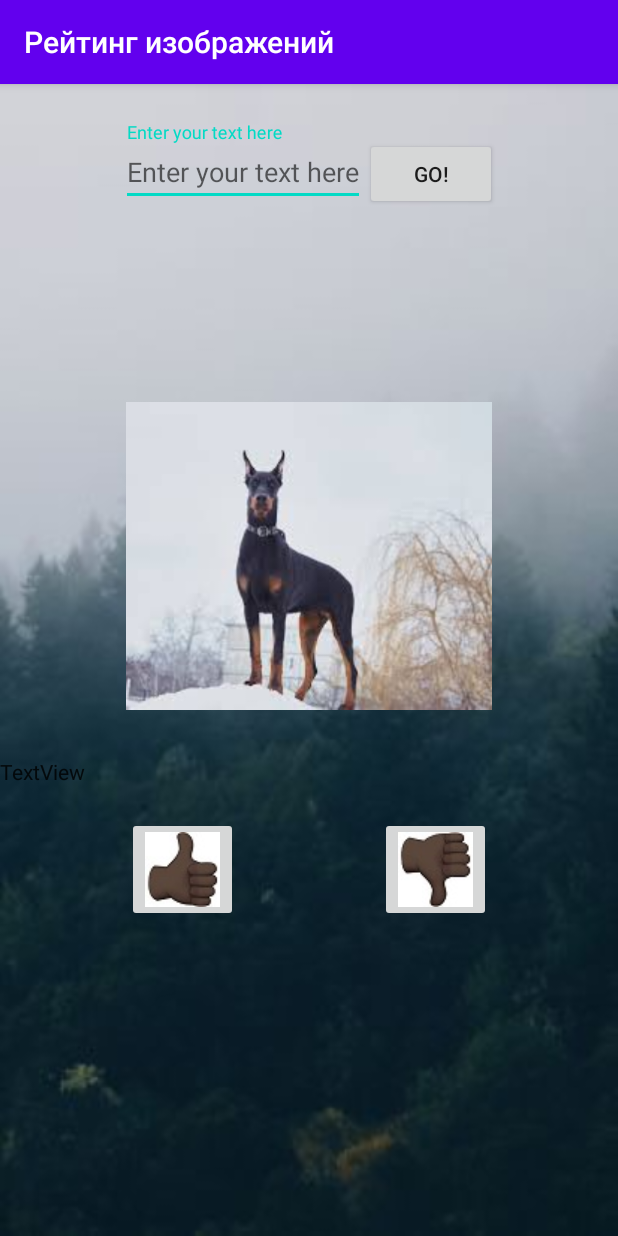
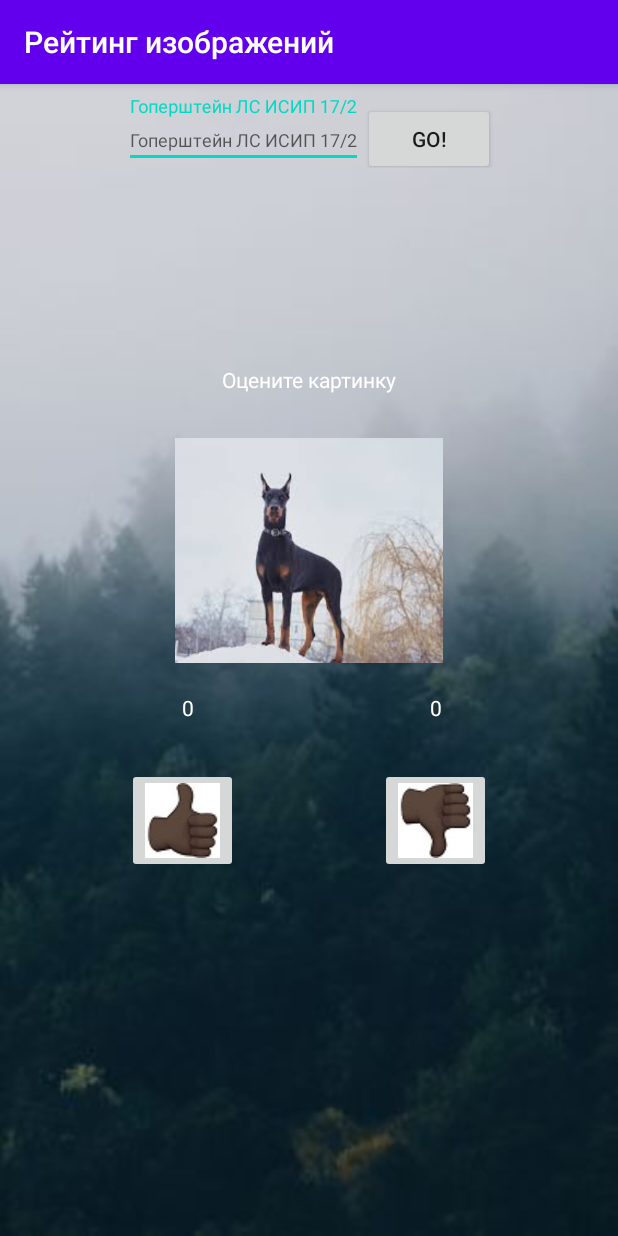
Before and after one commit to zxcinsomniazxc/ratingcounter, an Android app: the screen it shows after launch (MainActivity), on a phone screen of 412 x 824 dp. Run offline under Robolectric (Android 15) with nearby library versions, the light colour scheme and no system bars.

Commit message:
updating_application_files

```diff
--- a/app/src/main/java/com/example/rating/MainActivity.java
+++ b/app/src/main/java/com/example/rating/MainActivity.java
@@ -3,12 +3,36 @@ package com.example.rating;
 import androidx.appcompat.app.AppCompatActivity;
 
 import android.os.Bundle;
+import android.view.View;
+import android.widget.TextView;
+import android.widget.Toast;
 
 public class MainActivity extends AppCompatActivity {
+
+    TextView like_count;
+    TextView dislike_count;
+    private int like_counter = 0;
+    private int dislike_counter = 0;
 
     @Override
     protected void onCreate(Bundle savedInstanceState) {
         super.onCreate(savedInstanceState);
         setContentView(R.layout.activity_main);
     }
+
+    public void onClickLike (View view)  {
+        TextView alert = (TextView)findViewById(R.id.alert);
+        alert.setText("Вам понравилась картинка");
+        TextView like_count = (TextView)findViewById(R.id.like_count);
+        like_counter++;
+        like_count.setText(String.valueOf(like_counter));
+    }
+
+    public void onClickDislike (View view)  {
+        TextView alert = (TextView)findViewById(R.id.alert);
+        alert.setText("Вам не понравилась картинка");
+        TextView dislike_count = (TextView)findViewById(R.id.dislike_count);
+        dislike_counter++;
+        dislike_count.setText(String.valueOf(dislike_counter));
+    }
 }
--- a/app/src/main/res/layout/activity_main.xml
+++ b/app/src/main/res/layout/activity_main.xml
@@ -5,13 +5,14 @@
     android:layout_width="match_parent"
     android:layout_height="match_parent"
     android:background="@drawable/bground"
+    android:onClick="onClickDislike"
     tools:context=".MainActivity">
 
     <LinearLayout
         android:id="@+id/linear1"
         android:layout_width="wrap_content"
         android:layout_height="wrap_content"
-        android:layout_marginTop="25dp"
+        android:layout_marginTop="8dp"
         android:orientation="horizontal"
         app:layout_constraintEnd_toEndOf="parent"
         app:layout_constraintStart_toStartOf="parent"
@@ -27,7 +28,8 @@
             <com.google.android.material.textfield.TextInputEditText
                 android:layout_width="wrap_content"
                 android:layout_height="wrap_content"
-                android:hint="@string/edit_message" />
+                android:hint="@string/edit_message"
+                android:textSize="12sp" />
 
         </com.google.android.material.textfield.TextInputLayout>
 
@@ -49,12 +51,12 @@
         app:layout_constraintEnd_toEndOf="parent"
         app:layout_constraintStart_toStartOf="parent"
         app:layout_constraintTop_toBottomOf="@+id/linear1"
-        app:layout_constraintVertical_bias="0.26">
+        app:layout_constraintVertical_bias="0.32">
 
         <ImageView
             android:id="@+id/imageView"
-            android:layout_width="244dp"
-            android:layout_height="228dp"
+            android:layout_width="300dp"
+            android:layout_height="150dp"
             app:srcCompat="@drawable/dog" />
     </FrameLayout>
 
@@ -62,7 +64,7 @@
         android:id="@+id/like"
         android:layout_width="wrap_content"
         android:layout_height="wrap_content"
-        android:layout_marginTop="60dp"
+        android:layout_marginTop="70dp"
         app:layout_constraintEnd_toEndOf="parent"
         app:layout_constraintHorizontal_bias="0.25"
         app:layout_constraintStart_toStartOf="parent"
@@ -72,6 +74,11 @@
             android:id="@+id/imageButton2"
             android:layout_width="wrap_content"
             android:layout_height="wrap_content"
+            android:onClick="onClickLike"
+            app:layout_constraintBottom_toBottomOf="parent"
+            app:layout_constraintEnd_toEndOf="parent"
+            app:layout_constraintStart_toStartOf="parent"
+            app:layout_constraintTop_toTopOf="parent"
             app:srcCompat="@drawable/like" />
     </androidx.constraintlayout.widget.ConstraintLayout>
 
@@ -79,7 +86,7 @@
         android:id="@+id/dislike"
         android:layout_width="wrap_content"
         android:layout_height="wrap_content"
-        android:layout_marginTop="60dp"
+        android:layout_marginTop="70dp"
         app:layout_constraintEnd_toEndOf="parent"
         app:layout_constraintHorizontal_bias="0.75"
         app:layout_constraintStart_toStartOf="parent"
@@ -89,24 +96,48 @@
             android:id="@+id/imageButton3"
             android:layout_width="wrap_content"
             android:layout_height="wrap_content"
+            android:onClick="onClickDislike"
+            app:layout_constraintBottom_toBottomOf="parent"
+            app:layout_constraintEnd_toEndOf="parent"
+            app:layout_constraintStart_toStartOf="parent"
+            app:layout_constraintTop_toTopOf="parent"
             app:srcCompat="@drawable/dislike" />
     </androidx.constraintlayout.widget.ConstraintLayout>
 
     <TextView
-        android:id="@+id/textView"
+        android:id="@+id/dislike_count"
         android:layout_width="wrap_content"
         android:layout_height="wrap_content"
         android:layout_marginTop="20dp"
-        android:text="TextView"
-        app:layout_constraintTop_toBottomOf="@+id/frameLayout"
-        tools:layout_editor_absoluteX="70dp" />
+        android:text="0"
+        android:textColor="@color/design_default_color_background"
+        app:layout_constraintEnd_toEndOf="parent"
+        app:layout_constraintHorizontal_bias="0.71"
+        app:layout_constraintStart_toStartOf="parent"
+        app:layout_constraintTop_toBottomOf="@+id/frameLayout" />
 
     <TextView
-        android:id="@+id/textView2"
+        android:id="@+id/like_count"
         android:layout_width="wrap_content"
         android:layout_height="wrap_content"
         android:layout_marginTop="20dp"
-        android:text="TextView"
-        app:layout_constraintTop_toBottomOf="@+id/frameLayout"
-        tools:layout_editor_absoluteX="188dp" />
+        android:text="0"
+        android:textColor="@color/design_default_color_background"
+        app:layout_constraintEnd_toEndOf="parent"
+        app:layout_constraintHorizontal_bias="0.3"
+        app:layout_constraintStart_toStartOf="parent"
+        app:layout_constraintTop_toBottomOf="@+id/frameLayout" />
+
+    <TextView
+        android:id="@+id/alert"
+        android:layout_width="wrap_content"
+        android:layout_height="wrap_content"
+        android:text="Оцените картинку"
+        android:textColor="@color/design_default_color_background"
+        android:visibility="visible"
+        app:layout_constraintBottom_toBottomOf="parent"
+        app:layout_constraintEnd_toEndOf="parent"
+        app:layout_constraintStart_toStartOf="parent"
+        app:layout_constraintTop_toTopOf="parent"
+        app:layout_constraintVertical_bias="0.25" />
 </androidx.constraintlayout.widget.ConstraintLayout>
--- a/app/src/main/res/values/strings.xml
+++ b/app/src/main/res/values/strings.xml
@@ -1,5 +1,5 @@
 <resources>
     <string name="app_name">Рейтинг изображений</string>
-    <string name="edit_message">Enter your text here</string>
+    <string name="edit_message">Гоперштейн ЛС ИСИП 17/2</string>
     <string name="button_send">Go!</string>
 </resources>
```
